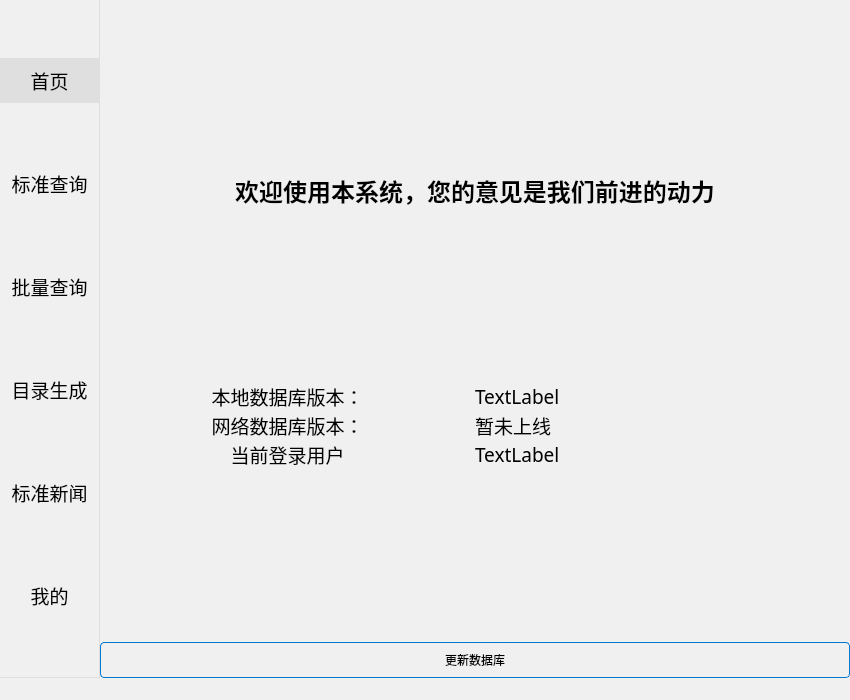
Above: UI/Main.ui from hyooeewee/Toolbox-of-Standard before the change. Below: the same form after it.
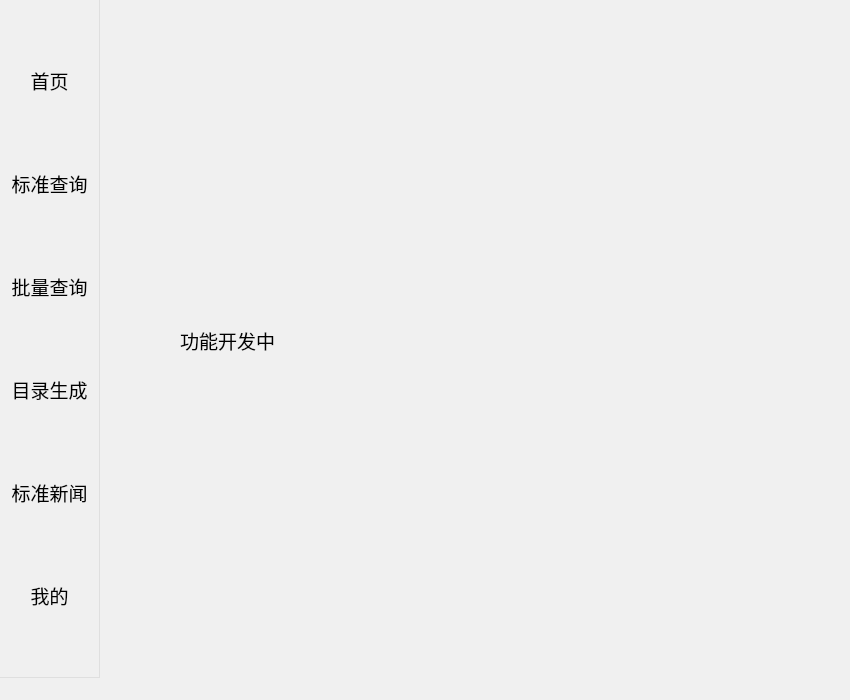
That is the form after the change. The open tabs and pages were chosen to show the change. Icons and pictures are not drawn.

Patch:
```diff
--- a/UI/Main.ui
+++ b/UI/Main.ui
@@ -259,7 +259,7 @@
                 <bool>true</bool>
                </property>
                <property name="checked">
-                <bool>true</bool>
+                <bool>false</bool>
                </property>
                <property name="autoExclusive">
                 <bool>true</bool>
@@ -1040,6 +1040,48 @@
                  </item>
                 </layout>
                </widget>
+               <widget class="QWidget" name="page_Directory">
+                <widget class="QLabel" name="label_3">
+                 <property name="geometry">
+                  <rect>
+                   <x>80</x>
+                   <y>320</y>
+                   <width>131</width>
+                   <height>41</height>
+                  </rect>
+                 </property>
+                 <property name="font">
+                  <font>
+                   <family>微软雅黑</family>
+                   <pointsize>14</pointsize>
+                  </font>
+                 </property>
+                 <property name="text">
+                  <string>功能开发中</string>
+                 </property>
+                </widget>
+               </widget>
+               <widget class="QWidget" name="page_News">
+                <widget class="QLabel" name="label_5">
+                 <property name="geometry">
+                  <rect>
+                   <x>60</x>
+                   <y>330</y>
+                   <width>131</width>
+                   <height>41</height>
+                  </rect>
+                 </property>
+                 <property name="font">
+                  <font>
+                   <family>微软雅黑</family>
+                   <pointsize>14</pointsize>
+                  </font>
+                 </property>
+                 <property name="text">
+                  <string>功能开发中</string>
+                 </property>
+                </widget>
+               </widget>
                <widget class="QWidget" name="page_My">
                 <property name="styleSheet">
                  <string notr="true">QLineEdit{
```
Left out of the diff: 24 changed lines with no effect on the pictures.
